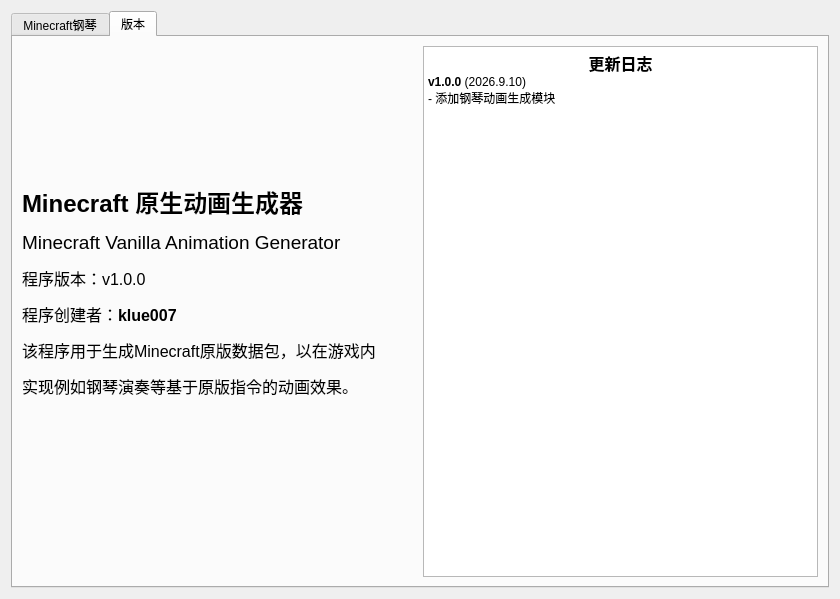
Qt form ui/main.ui (klue007/VanillaAnimationGenerator) before a commit.
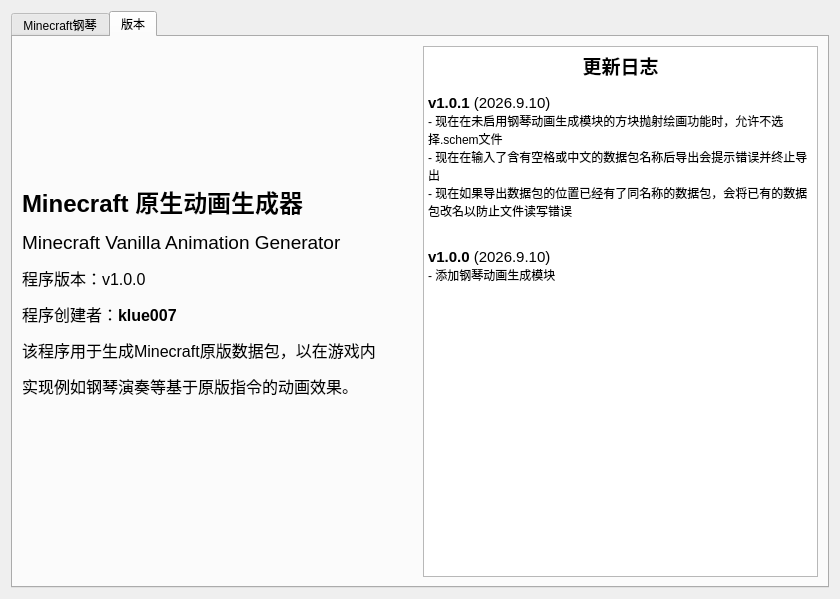
The same form after that commit. The open tabs and pages were chosen to show the change.

What changed in the file:
```diff
--- a/ui/main.ui
+++ b/ui/main.ui
@@ -920,8 +920,15 @@
 li.unchecked::marker { content: &quot;\2610&quot;; }
 li.checked::marker { content: &quot;\2612&quot;; }
 &lt;/style&gt;&lt;/head&gt;&lt;body style=&quot; font-family:'Microsoft YaHei UI'; font-size:9pt; font-weight:400; font-style:normal;&quot;&gt;
-&lt;p align=&quot;center&quot; style=&quot; margin-top:0px; margin-bottom:0px; margin-left:0px; margin-right:0px; -qt-block-indent:0; text-indent:0px;&quot;&gt;&lt;span style=&quot; font-size:12pt; font-weight:700;&quot;&gt;更新日志&lt;/span&gt;&lt;/p&gt;
-&lt;p style=&quot; margin-top:0px; margin-bottom:0px; margin-left:0px; margin-right:0px; -qt-block-indent:0; text-indent:0px;&quot;&gt;&lt;span style=&quot; font-weight:700;&quot;&gt;v1.0.0&lt;/span&gt; (2026.9.10)&lt;/p&gt;
+&lt;p align=&quot;center&quot; style=&quot; margin-top:0px; margin-bottom:0px; margin-left:0px; margin-right:0px; -qt-block-indent:0; text-indent:0px;&quot;&gt;&lt;span style=&quot; font-size:14pt; font-weight:700;&quot;&gt;更新日志&lt;/span&gt;&lt;/p&gt;
+&lt;p style=&quot;-qt-paragraph-type:empty; margin-top:0px; margin-bottom:0px; margin-left:0px; margin-right:0px; -qt-block-indent:0; text-indent:0px;&quot;&gt;&lt;br /&gt;&lt;/p&gt;
+&lt;p style=&quot; margin-top:0px; margin-bottom:0px; margin-left:0px; margin-right:0px; -qt-block-indent:0; text-indent:0px;&quot;&gt;&lt;span style=&quot; font-size:11pt; font-weight:700;&quot;&gt;v1.0.1&lt;/span&gt;&lt;span style=&quot; font-size:11pt;&quot;&gt; (2026.9.10)&lt;/span&gt;&lt;/p&gt;
+&lt;p style=&quot; margin-top:0px; margin-bottom:0px; margin-left:0px; margin-right:0px; -qt-block-indent:0; text-indent:0px;&quot;&gt;- 现在在未启用钢琴动画生成模块的方块抛射绘画功能时，允许不选择.schem文件&lt;/p&gt;
+&lt;p style=&quot; margin-top:0px; margin-bottom:0px; margin-left:0px; margin-right:0px; -qt-block-indent:0; text-indent:0px;&quot;&gt;- 现在在输入了含有空格或中文的数据包名称后导出会提示错误并终止导出&lt;/p&gt;
+&lt;p style=&quot; margin-top:0px; margin-bottom:0px; margin-left:0px; margin-right:0px; -qt-block-indent:0; text-indent:0px;&quot;&gt;- 现在如果导出数据包的位置已经有了同名称的数据包，会将已有的数据包改名以防止文件读写错误&lt;/p&gt;
+&lt;p style=&quot;-qt-paragraph-type:empty; margin-top:0px; margin-bottom:0px; margin-left:0px; margin-right:0px; -qt-block-indent:0; text-indent:0px; font-weight:700;&quot;&gt;&lt;br /&gt;&lt;/p&gt;
+&lt;p style=&quot;-qt-paragraph-type:empty; margin-top:0px; margin-bottom:0px; margin-left:0px; margin-right:0px; -qt-block-indent:0; text-indent:0px;&quot;&gt;&lt;br /&gt;&lt;/p&gt;
+&lt;p style=&quot; margin-top:0px; margin-bottom:0px; margin-left:0px; margin-right:0px; -qt-block-indent:0; text-indent:0px;&quot;&gt;&lt;span style=&quot; font-size:11pt; font-weight:700;&quot;&gt;v1.0.0&lt;/span&gt;&lt;span style=&quot; font-size:11pt;&quot;&gt; (2026.9.10)&lt;/span&gt;&lt;/p&gt;
 &lt;p style=&quot; margin-top:0px; margin-bottom:0px; margin-left:0px; margin-right:0px; -qt-block-indent:0; text-indent:0px;&quot;&gt;- 添加钢琴动画生成模块&lt;/p&gt;&lt;/body&gt;&lt;/html&gt;</string>
            </property>
           </widget>
```
